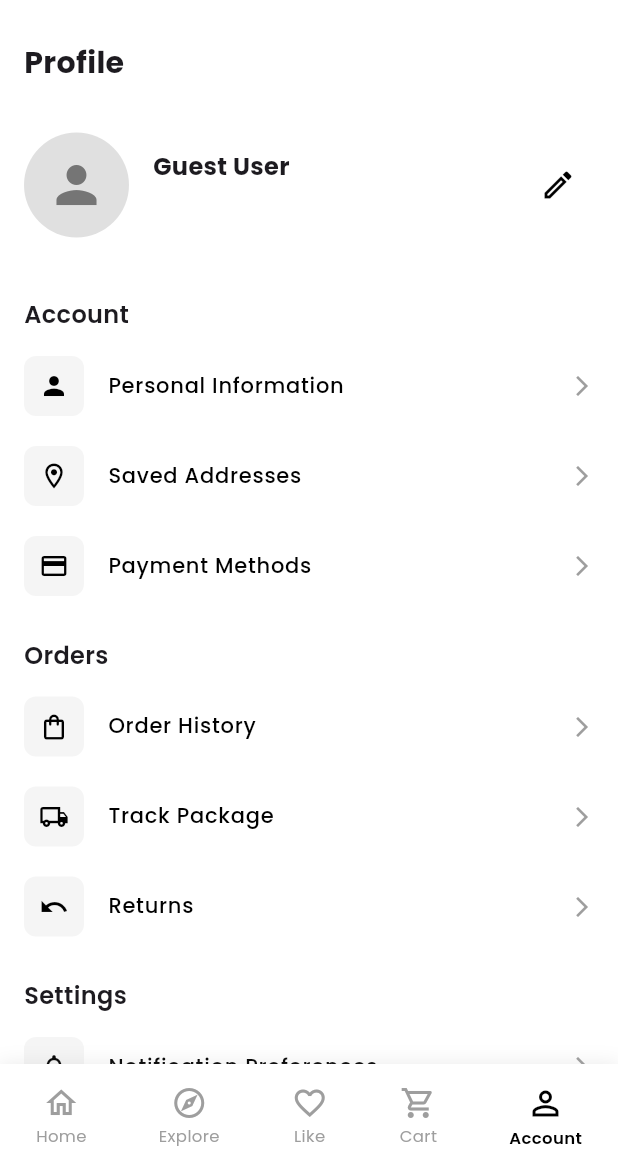
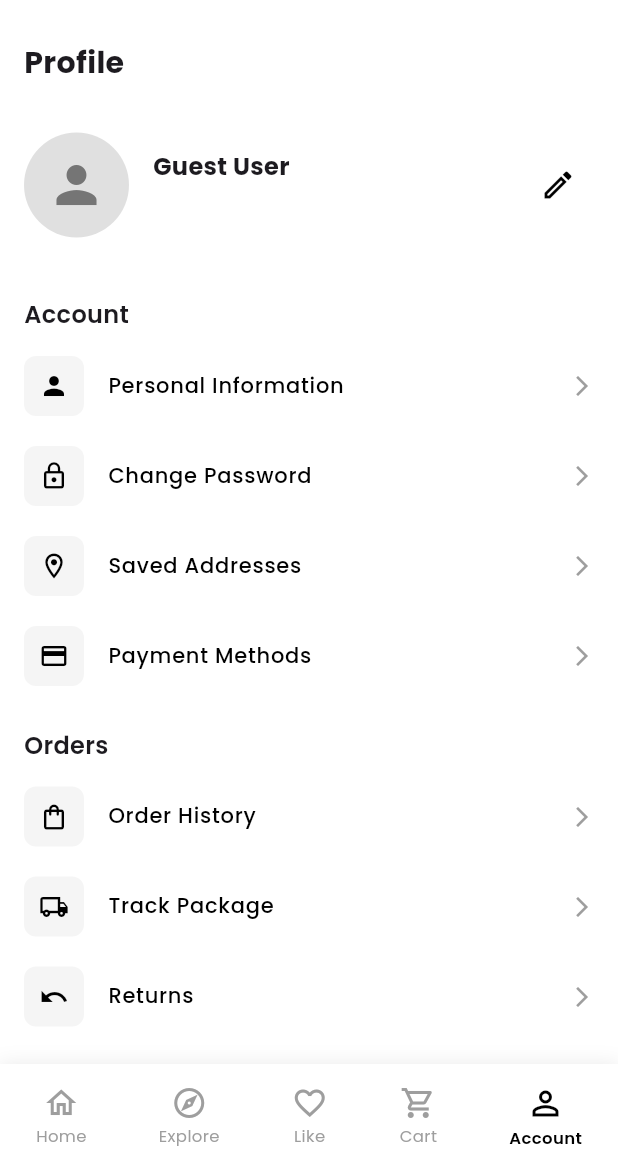
Before and after one commit to fyodorrrrr/haul-app, a Flutter app: the HomeScreen screen opened directly with empty values, item 5 of the bottom bar chosen, on a phone screen of 412 x 824 dp, the part 67-1236 px from its top. Run offline on Flutter 3.47's test engine with Material 3 defaults, Android fonts, the phone set to English and light mode, and no system bars; our stand-ins replace cloud_firestore, firebase_auth, firebase_core, firebase_storage, google_fonts, google_sign_in and 1 more; missing offline and left inert: firebase_app_check; accounts and stored records are empty.

Commit message:
feat: add 'Change Password' menu item to profile screen

```diff
--- a/lib/screens/buyer/profile_screen.dart
+++ b/lib/screens/buyer/profile_screen.dart
@@ -59,6 +59,7 @@ class _ProfileScreenState extends State<ProfileScreen> {
               'Personal Information',
               onTap: () => _showPersonalInfo(context, widget.userProfile),
             ),
+            _buildMenuItem(Icons.lock_outline, 'Change Password'),
             _buildMenuItem(Icons.location_on_outlined, 'Saved Addresses'),
             _buildMenuItem(Icons.payment, 'Payment Methods'),
 
```
